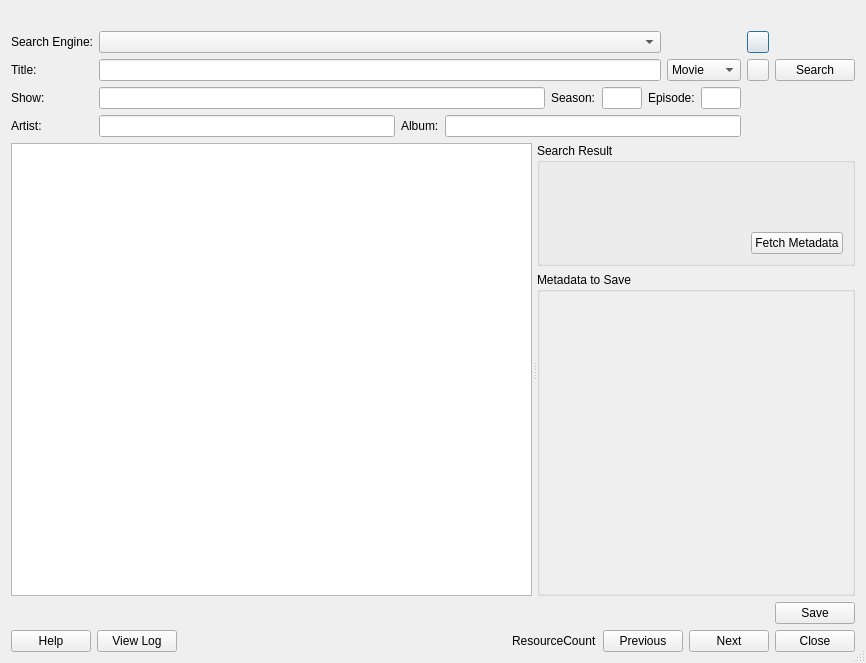
Above: lib/ui/fetcherdialog.ui from KDE/nepomuk-webminer before the change. Below: the same form after it.
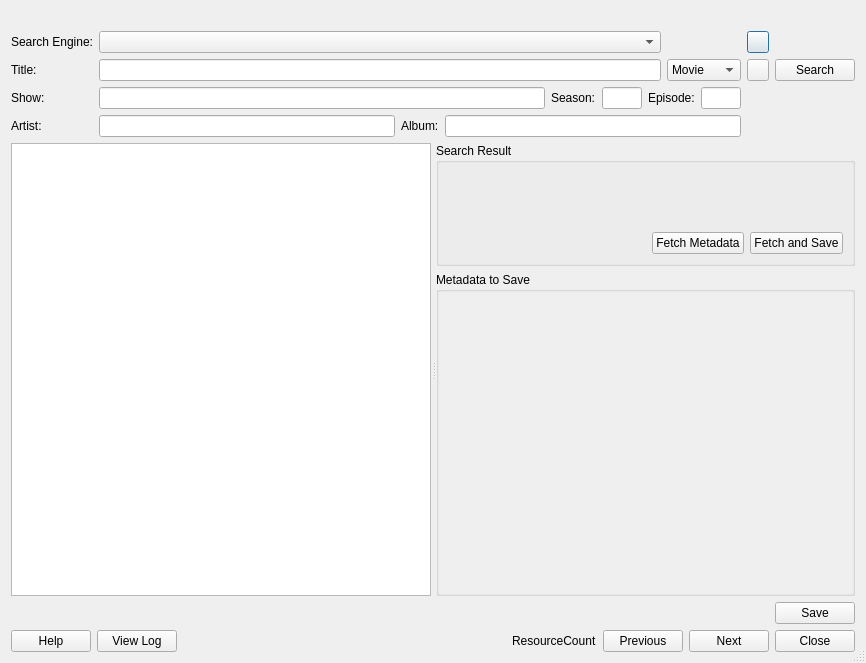
That is the form after the change. Custom widgets are drawn as their Qt base class.

Commit message:
Fetcherdialog: select first entry and allow to save automatically
In the FetcherDialog select the first entry always automatically,
this saves 1 click.

Also add another button to fetch and save in one go, to reduce the
number of clicks necessary

```diff
--- a/lib/ui/fetcherdialog.ui
+++ b/lib/ui/fetcherdialog.ui
@@ -315,6 +315,13 @@
               </property>
              </widget>
             </item>
+            <item>
+             <widget class="QPushButton" name="buttonFetchAndSave">
+              <property name="text">
+               <string>Fetch and Save</string>
+              </property>
+             </widget>
+            </item>
            </layout>
           </item>
          </layout>
```
The commit also changes 2 other files.
